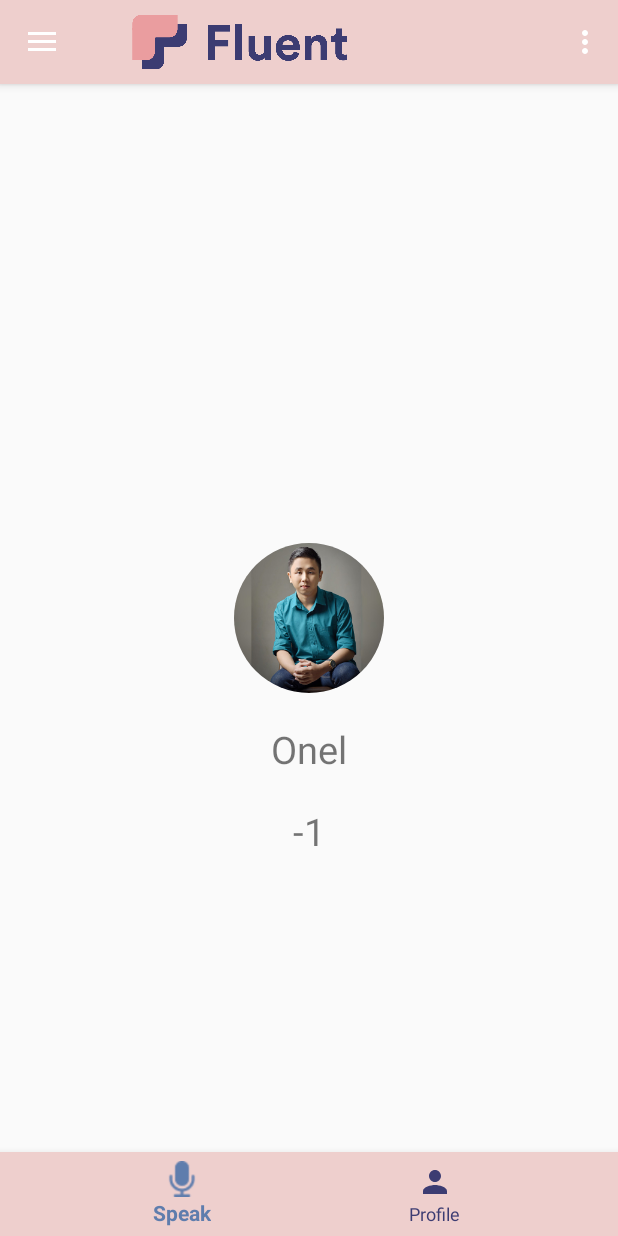
After one commit to fluent-git/fluent-android, an Android app: the fragment ProfileFragment placed in its activity, on a phone screen of 412 x 824 dp. The commit adds this screen. Run offline under Robolectric (Android 15) with nearby library versions, the phone set to English and light mode, and no system bars; our stand-ins replace CircleImageView; pictures from the network do not load.

Commit message:
add webview & bottom navbar

```diff
--- a/app/build.gradle
+++ b/app/build.gradle
@@ -41,4 +41,6 @@ dependencies {
     implementation 'com.squareup.okhttp3:logging-interceptor:3.4.1'
     implementation 'com.jakewharton.picasso:picasso2-okhttp3-downloader:1.1.0'
 
+    implementation 'de.hdodenhof:circleimageview:3.0.0'
+
 }
--- a/app/src/main/AndroidManifest.xml
+++ b/app/src/main/AndroidManifest.xml
@@ -1,7 +1,8 @@
 <?xml version="1.0" encoding="utf-8"?>
 <manifest xmlns:android="http://schemas.android.com/apk/res/android"
     package="com.fluent">
-
+    <uses-permission android:name="android.permission.INTERNET"/>
+    <uses-permission android:name="android.permission.MODIFY_AUDIO_SETTINGS" />
     <application
         android:usesCleartextTraffic="true"
         android:allowBackup="true"
--- a/app/src/main/java/com/fluent/activity/AuthActivity.java
+++ b/app/src/main/java/com/fluent/activity/AuthActivity.java
@@ -158,8 +158,8 @@ public class AuthActivity extends AppCompatActivity {
                                      JSONObject jsonRESULTS = new JSONObject(response.body().string());
                                      if (jsonRESULTS.has("id")){
                                          PreferencesUtil.setUserName(context, jsonRESULTS.getString("username"));
-                                         PreferencesUtil.setUserEmail(context,jsonRESULTS.getString("email"));
-                                         PreferencesUtil.setUserId(context,jsonRESULTS.getInt("id")); // TODO: Perlu di simpan?
+                                         PreferencesUtil.setUserEmail(context, jsonRESULTS.getString("email"));
+                                         PreferencesUtil.setUserId(context, jsonRESULTS.getInt("id")); // TODO: Perlu di simpan?
                                          PreferencesUtil.setHasLogin(context, true);
                                          finish();
                                          startActivity(new Intent(AuthActivity.this, MainActivity.class));
--- a/app/src/main/java/com/fluent/activity/MainActivity.java
+++ b/app/src/main/java/com/fluent/activity/MainActivity.java
@@ -1,9 +1,13 @@
 package com.fluent.activity;
 
 import android.content.Intent;
+import android.net.Uri;
 import android.os.Bundle;
+import android.support.annotation.NonNull;
+import android.support.design.widget.BottomNavigationView;
 import android.support.design.widget.FloatingActionButton;
 import android.support.design.widget.Snackbar;
+import android.support.v4.app.Fragment;
 import android.view.View;
 import android.support.v4.view.GravityCompat;
 import android.support.v7.app.ActionBarDrawerToggle;
@@ -14,14 +18,18 @@ import android.support.v4.widget.DrawerLayout;
 import android.support.v7.app.AppCompatActivity;
 import android.support.v7.widget.Toolbar;
 import android.view.Menu;
+import android.webkit.WebView;
+import android.webkit.WebViewClient;
 import android.widget.ImageButton;
 import android.widget.Toast;
 
 import com.fluent.R;
+import com.fluent.fragment.ProfileFragment;
+import com.fluent.fragment.SpeakFragment;
 import com.fluent.utility.PreferencesUtil;
 
 public class MainActivity extends AppCompatActivity
-        implements NavigationView.OnNavigationItemSelectedListener {
+        implements NavigationView.OnNavigationItemSelectedListener, ProfileFragment.OnFragmentInteractionListener, SpeakFragment.OnFragmentInteractionListener {
 
     @Override
     protected void onCreate(Bundle savedInstanceState) {
@@ -37,6 +45,25 @@ public class MainActivity extends AppCompatActivity
         drawer.addDrawerListener(toggle);
         toggle.syncState();
         navigationView.setNavigationItemSelectedListener(this);
+
+        loadFragment(new SpeakFragment());
+        BottomNavigationView bottomNavigationView = (BottomNavigationView) findViewById(R.id.bottom_navigation);
+        bottomNavigationView.setOnNavigationItemSelectedListener(new BottomNavigationView.OnNavigationItemSelectedListener() {
+            @Override
+            public boolean onNavigationItemSelected(@NonNull MenuItem item) {
+                switch (item.getItemId()) {
+                    case R.id.action_speak:
+                        Toast.makeText(MainActivity.this, "Speak", Toast.LENGTH_SHORT).show();
+                        loadFragment(new SpeakFragment());
+                        break;
+                    case R.id.action_profile:
+                        Toast.makeText(MainActivity.this, "Profile", Toast.LENGTH_SHORT).show();
+                        loadFragment(new ProfileFragment());
+                        break;
+                }
+                return true;
+            }
+        });
 
     }
 
@@ -94,4 +121,28 @@ public class MainActivity extends AppCompatActivity
         drawer.closeDrawer(GravityCompat.START);
         return true;
     }
+
+    public boolean loadFragment(Fragment fragment) {
+        //switching fragment
+        if (fragment != null) {
+            getSupportFragmentManager()
+                    .beginTransaction()
+                    .replace(R.id.fragment_container, fragment)
+                    .commit();
+            return true;
+        }
+        return false;
+    }
+
+    public int getImage(String imageName) {
+
+        int drawableResourceId = this.getResources().getIdentifier(imageName, "drawable", this.getPackageName());
+
+        return drawableResourceId;
+    }
+
+    @Override
+    public void onFragmentInteraction(Uri uri){
+        //you can leave it empty
+    }
 }
--- /dev/null
+++ b/app/src/main/java/com/fluent/fragment/ProfileFragment.java
@@ -0,0 +1,132 @@
+package com.fluent.fragment;
+
+import android.content.Context;
+import android.net.Uri;
+import android.os.Bundle;
+import android.support.v4.app.Fragment;
+import android.view.LayoutInflater;
+import android.view.View;
+import android.view.ViewGroup;
+import android.widget.ImageView;
+import android.widget.TextView;
+
+import com.bumptech.glide.Glide;
+import com.fluent.R;
+import com.fluent.utility.PreferencesUtil;
+
+import org.w3c.dom.Text;
+
+/**
+ * A simple {@link Fragment} subclass.
+ * Activities that contain this fragment must implement the
+ * {@link ProfileFragment.OnFragmentInteractionListener} interface
+ * to handle interaction events.
+ * Use the {@link ProfileFragment#newInstance} factory method to
+ * create an instance of this fragment.
+ */
+public class ProfileFragment extends Fragment {
+    // TODO: Rename parameter arguments, choose names that match
+    // the fragment initialization parameters, e.g. ARG_ITEM_NUMBER
+    private static final String ARG_PARAM1 = "param1";
+    private static final String ARG_PARAM2 = "param2";
+
+    // TODO: Rename and change types of parameters
+    private String mParam1;
+    private String mParam2;
+    private View view;
+    private Context context;
+    private ImageView profileImageView;
+    private TextView idTextView;
+
+    private OnFragmentInteractionListener mListener;
+
+    public ProfileFragment() {
+        // Required empty public constructor
+    }
+
+    /**
+     * Use this factory method to create a new instance of
+     * this fragment using the provided parameters.
+     *
+     * @param param1 Parameter 1.
+     * @param param2 Parameter 2.
+     * @return A new instance of fragment ProfileFragment.
+     */
+    // TODO: Rename and change types and number of parameters
+    public static ProfileFragment newInstance(String param1, String param2) {
+        ProfileFragment fragment = new ProfileFragment();
+        Bundle args = new Bundle();
+        args.putString(ARG_PARAM1, param1);
+        args.putString(ARG_PARAM2, param2);
+        fragment.setArguments(args);
+        return fragment;
+    }
+
+    @Override
+    public void onCreate(Bundle savedInstanceState) {
+        super.onCreate(savedInstanceState);
+        if (getArguments() != null) {
+            mParam1 = getArguments().getString(ARG_PARAM1);
+            mParam2 = getArguments().getString(ARG_PARAM2);
+        }
+        context = getActivity().getApplicationContext();
+    }
+
+    @Override
+    public View onCreateView(LayoutInflater inflater, ViewGroup container,
+                             Bundle savedInstanceState) {
+        // Inflate the layout for this fragment
+        view = inflater.inflate(R.layout.fragment_profile, container, false);
+        profileImageView = view.findViewById(R.id.profile_iv);
+        idTextView = view.findViewById(R.id.profile_id);
+//        idTextView.setText(PreferencesUtil.getUserId(context));
+        Glide.with(this).load(getImage("default_profile")).fitCenter().into(profileImageView);
+        return view;
+    }
+
+    // TODO: Rename method, update argument and hook method into UI event
+    public void onButtonPressed(Uri uri) {
+        if (mListener != null) {
+            mListener.onFragmentInteraction(uri);
+        }
+    }
+
+    @Override
+    public void onAttach(Context context) {
+        super.onAttach(context);
+        if (context instanceof OnFragmentInteractionListener) {
+            mListener = (OnFragmentInteractionListener) context;
+        } else {
+            throw new RuntimeException(context.toString()
+                    + " must implement OnFragmentInteractionListener");
+        }
+    }
+
+    @Override
+    public void onDetach() {
+        super.onDetach();
+        mListener = null;
+    }
+
+    /**
+     * This interface must be implemented by activities that contain this
+     * fragment to allow an interaction in this fragment to be communicated
+     * to the activity and potentially other fragments contained in that
+     * activity.
+     * <p>
+     * See the Android Training lesson <a href=
+     * "http://developer.android.com/training/basics/fragments/communicating.html"
+     * >Communicating with Other Fragments</a> for more information.
+     */
+    public interface OnFragmentInteractionListener {
+        // TODO: Update argument type and name
+        void onFragmentInteraction(Uri uri);
+    }
+
+    public int getImage(String imageName) {
+
+        int drawableResourceId = context.getResources().getIdentifier(imageName, "drawable", context.getPackageName());
+
+        return drawableResourceId;
+    }
+}
--- /dev/null
+++ b/app/src/main/java/com/fluent/fragment/SpeakFragment.java
@@ -0,0 +1,126 @@
+package com.fluent.fragment;
+
+import android.content.Context;
+import android.net.Uri;
+import android.os.Bundle;
+import android.support.v4.app.Fragment;
+import android.view.LayoutInflater;
+import android.view.View;
+import android.view.ViewGroup;
+import android.webkit.WebChromeClient;
+import android.webkit.WebView;
+import android.webkit.WebViewClient;
+
+import com.fluent.R;
+
+/**
+ * A simple {@link Fragment} subclass.
+ * Activities that contain this fragment must implement the
+ * {@link SpeakFragment.OnFragmentInteractionListener} interface
+ * to handle interaction events.
+ * Use the {@link SpeakFragment#newInstance} factory method to
+ * create an instance of this fragment.
+ */
+public class SpeakFragment extends Fragment {
+    // TODO: Rename parameter arguments, choose names that match
+    // the fragment initialization parameters, e.g. ARG_ITEM_NUMBER
+    private static final String ARG_PARAM1 = "param1";
+    private static final String ARG_PARAM2 = "param2";
+    private static final String DESKTOP_USER_AGENT = "Mozilla/5.0 (X11; Linux x86_64) AppleWebKit/537.36 (KHTML, like Gecko) Chrome/37.0.2049.0 Safari/537.36";
+
+    // TODO: Rename and change types of parameters
+    private String mParam1;
+    private String mParam2;
+    private View view;
+    private Context context;
+
+    private OnFragmentInteractionListener mListener;
+
+    public SpeakFragment() {
+        // Required empty public constructor
+    }
+
+    /**
+     * Use this factory method to create a new instance of
+     * this fragment using the provided parameters.
+     *
+     * @param param1 Parameter 1.
+     * @param param2 Parameter 2.
+     * @return A new instance of fragment SpeakFragment.
+     */
+    // TODO: Rename and change types and number of parameters
+    public static SpeakFragment newInstance(String param1, String param2) {
+        SpeakFragment fragment = new SpeakFragment();
+        Bundle args = new Bundle();
+        args.putString(ARG_PARAM1, param1);
+        args.putString(ARG_PARAM2, param2);
+        fragment.setArguments(args);
+        return fragment;
+    }
+
+    @Override
+    public void onCreate(Bundle savedInstanceState) {
+        super.onCreate(savedInstanceState);
+        if (getArguments() != null) {
+            mParam1 = getArguments().getString(ARG_PARAM1);
+            mParam2 = getArguments().getString(ARG_PARAM2);
+        }
+        context = getActivity().getApplicationContext();
+
+    }
+
+    @Override
+    public View onCreateView(LayoutInflater inflater, ViewGroup container,
+                             Bundle savedInstanceState) {
+        // Inflate the layout for this fragment
+        view = inflater.inflate(R.layout.fragment_speak, container, false);
+
+        WebView web = (WebView) view.findViewById(R.id.web_view);
+        web.getSettings().setUserAgentString(DESKTOP_USER_AGENT);
+        web.getSettings().setMediaPlaybackRequiresUserGesture(false);
+        web.setWebChromeClient(new WebChromeClient());
+        web.setWebViewClient(new WebViewClient());
+        web.getSettings().setJavaScriptEnabled(true);
+        web.loadUrl("https://fluent.id/");
+        return view;
+    }
+
+    // TODO: Rename method, update argument and hook method into UI event
+    public void onButtonPressed(Uri uri) {
+        if (mListener != null) {
+            mListener.onFragmentInteraction(uri);
+        }
+    }
+
+    @Override
+    public void onAttach(Context context) {
+        super.onAttach(context);
+        if (context instanceof OnFragmentInteractionListener) {
+            mListener = (OnFragmentInteractionListener) context;
+        } else {
+            throw new RuntimeException(context.toString()
+                    + " must implement OnFragmentInteractionListener");
+        }
+    }
+
+    @Override
+    public void onDetach() {
+        super.onDetach();
+        mListener = null;
+    }
+
+    /**
+     * This interface must be implemented by activities that contain this
+     * fragment to allow an interaction in this fragment to be communicated
+     * to the activity and potentially other fragments contained in that
+     * activity.
+     * <p>
+     * See the Android Training lesson <a href=
+     * "http://developer.android.com/training/basics/fragments/communicating.html"
+     * >Communicating with Other Fragments</a> for more information.
+     */
+    public interface OnFragmentInteractionListener {
+        // TODO: Update argument type and name
+        void onFragmentInteraction(Uri uri);
+    }
+}
--- /dev/null
+++ b/app/src/main/res/drawable/bnv_tab_item_foreground.xml
@@ -0,0 +1,5 @@
+<?xml version="1.0" encoding="utf-8"?>
+<selector xmlns:android="http://schemas.android.com/apk/res/android">
+    <item android:state_selected="true" android:color="@color/colorAccentLight" />
+    <item android:color="@color/colorAccent"  />
+</selector>
--- /dev/null
+++ b/app/src/main/res/drawable/ic_person_black_24dp.xml
@@ -0,0 +1,9 @@
+<vector xmlns:android="http://schemas.android.com/apk/res/android"
+        android:width="24dp"
+        android:height="24dp"
+        android:viewportWidth="24.0"
+        android:viewportHeight="24.0">
+    <path
+        android:fillColor="#FF000000"
+        android:pathData="M12,12c2.21,0 4,-1.79 4,-4s-1.79,-4 -4,-4 -4,1.79 -4,4 1.79,4 4,4zM12,14c-2.67,0 -8,1.34 -8,4v2h16v-2c0,-2.66 -5.33,-4 -8,-4z"/>
+</vector>
--- a/app/src/main/res/layout/content_main.xml
+++ b/app/src/main/res/layout/content_main.xml
@@ -8,15 +8,23 @@
     tools:context=".MainActivity"
     tools:showIn="@layout/app_bar_main">
 
-    <TextView
-        android:layout_width="wrap_content"
+    <FrameLayout
+        android:id="@+id/fragment_container"
+        android:layout_width="match_parent"
+        android:layout_height="match_parent"
+        app:layout_constraintLeft_toLeftOf="parent"
+        app:layout_constraintTop_toTopOf="parent"
+        android:layout_marginBottom="56dp"/>
+
+    <android.support.design.widget.BottomNavigationView
+        android:id="@+id/bottom_navigation"
+        android:layout_width="match_parent"
         android:layout_height="wrap_content"
-        android:text="Halo, nel!"
         app:layout_constraintBottom_toBottomOf="parent"
-        app:layout_constraintHorizontal_bias="0.498"
-        app:layout_constraintLeft_toLeftOf="parent"
-        app:layout_constraintRight_toRightOf="parent"
-        app:layout_constraintTop_toTopOf="parent"
-        app:layout_constraintVertical_bias="0.8" />
+        app:menu="@menu/bottom_nav_menu"
+        android:background="@color/colorPrimary"
+        app:itemIconTint="@drawable/bnv_tab_item_foreground"
+        app:itemTextColor="@drawable/bnv_tab_item_foreground"
+        />
 
 </android.support.constraint.ConstraintLayout>
--- /dev/null
+++ b/app/src/main/res/layout/fragment_profile.xml
@@ -0,0 +1,43 @@
+<?xml version="1.0" encoding="utf-8"?>
+<android.support.constraint.ConstraintLayout xmlns:android="http://schemas.android.com/apk/res/android"
+    xmlns:tools="http://schemas.android.com/tools"
+    android:layout_width="match_parent"
+    android:layout_height="match_parent"
+    xmlns:app="http://schemas.android.com/apk/res-auto"
+    tools:context=".fragment.ProfileFragment">
+
+
+
+    <de.hdodenhof.circleimageview.CircleImageView
+        android:id="@+id/profile_iv"
+        android:layout_margin="20dp"
+        android:layout_width="100dp"
+        android:layout_height="100dp"
+        app:layout_constraintTop_toTopOf="parent"
+        app:layout_constraintBottom_toBottomOf="parent"
+        app:layout_constraintLeft_toLeftOf="parent"
+        app:layout_constraintRight_toRightOf="parent"/>
+
+    <TextView
+        android:id="@+id/profile_name"
+        android:layout_width="match_parent"
+        android:layout_height="wrap_content"
+        android:gravity="center"
+        android:text="Onel"
+        android:textSize="25sp"
+        android:layout_marginTop="20dp"
+        android:layout_marginBottom="20dp"
+        app:layout_constraintTop_toBottomOf="@id/profile_iv"/>
+
+    <TextView
+        android:id="@+id/profile_id"
+        android:layout_width="match_parent"
+        android:layout_height="wrap_content"
+        android:gravity="center"
+        android:text="-1"
+        android:textSize="25sp"
+        android:layout_marginTop="20dp"
+        android:layout_marginBottom="20dp"
+        app:layout_constraintTop_toBottomOf="@id/profile_name"/>
+
+</android.support.constraint.ConstraintLayout>
--- /dev/null
+++ b/app/src/main/res/menu/bottom_nav_menu.xml
@@ -0,0 +1,14 @@
+<?xml version="1.0" encoding="utf-8"?>
+<menu xmlns:android="http://schemas.android.com/apk/res/android"
+    xmlns:app="http://schemas.android.com/apk/res-auto">
+    <item
+        android:id="@+id/action_speak"
+        android:enabled="true"
+        android:icon="@drawable/microphone"
+        android:title="Speak" />
+    <item
+        android:id="@+id/action_profile"
+        android:enabled="true"
+        android:icon="@drawable/ic_person_black_24dp"
+        android:title="Profile"/>
+</menu>
--- a/app/src/main/res/values/colors.xml
+++ b/app/src/main/res/values/colors.xml
@@ -3,6 +3,7 @@
     <color name="colorPrimary">#eecfcd</color>
     <color name="colorPrimaryDark">#e99d9f</color>
     <color name="colorAccent">#3c3c72</color>
+    <color name="colorAccentLight">#5f7dad</color>
 
     <color name="colorBlackOverlay">#66000000</color>
     <color name="colorWhite">#FFFFFF</color>
--- a/app/src/main/res/values/dimens.xml
+++ b/app/src/main/res/values/dimens.xml
@@ -5,7 +5,7 @@
     <dimen name="nav_header_vertical_spacing">8dp</dimen>
     <dimen name="nav_header_height">176dp</dimen>
     <dimen name="fab_margin">16dp</dimen>
-
+    <dimen name="bottom_nav_bar">56dp</dimen>
     <dimen name="small_text">16sp</dimen>
     <dimen name="medium_text">22sp</dimen>
 </resources>
--- a/app/src/main/res/values/strings.xml
+++ b/app/src/main/res/values/strings.xml
@@ -25,4 +25,7 @@
     <string name="login_word">Already have an account?</string>
     <string name="loading">Loading</string>
     <string name="logout">Logout</string>
+
+    <!-- TODO: Remove or change this placeholder text -->
+    <string name="hello_blank_fragment">Hello blank fragment</string>
 </resources>
```
Also changed, not shown: app/src/main/res/drawable/ic_phone_black_24dp.xml (added, +9 -0 lines), app/src/main/res/layout/fragment_speak.xml (added, +17 -0 lines), app/src/main/res/drawable/default_profile.jpeg (added), app/src/main/res/drawable/microphone.png (added).
